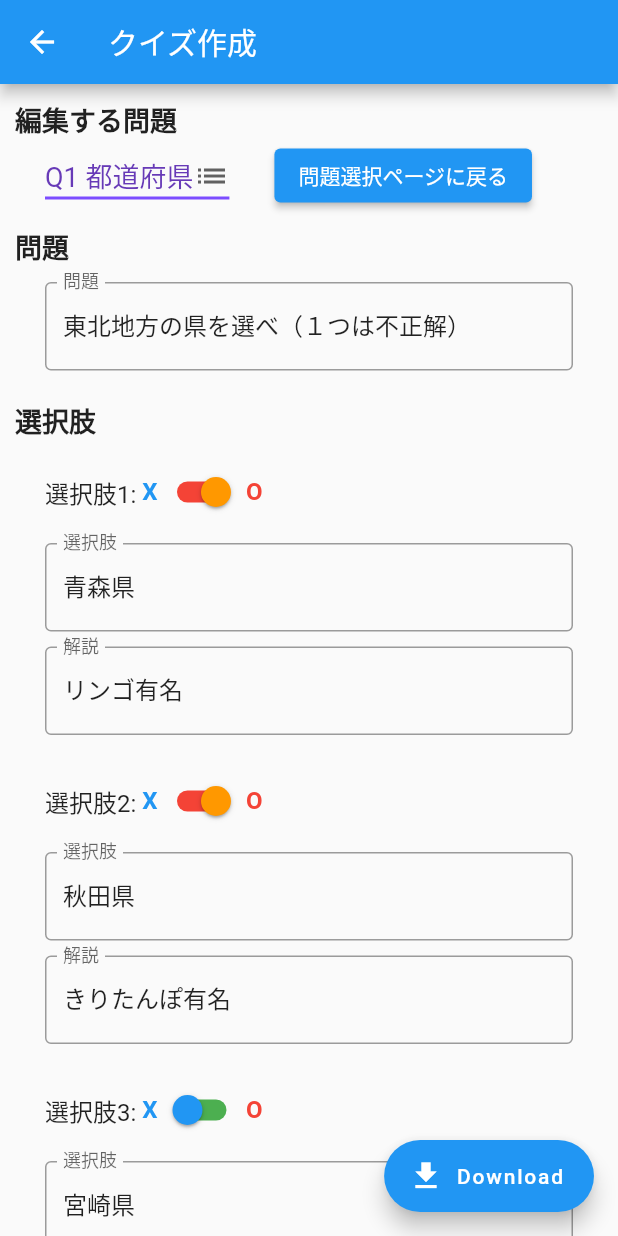
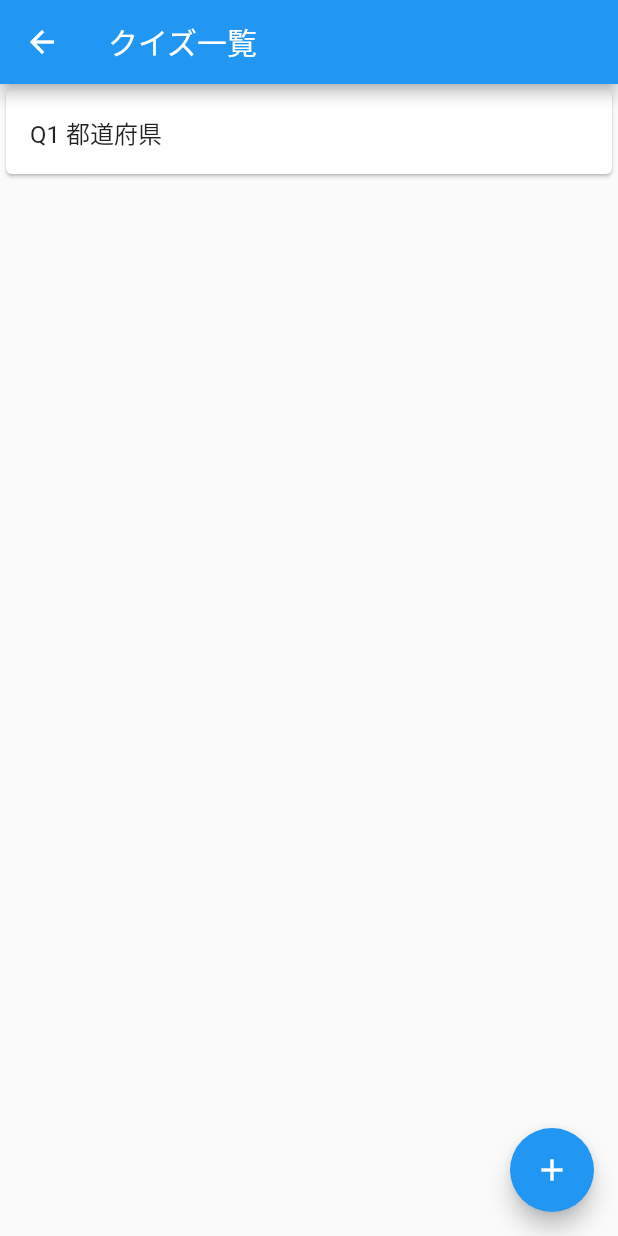
Before and after one commit to jugjug7531/babanuki_suddendeath, a Flutter app: the screen it shows after launch, after a tap on "Edit", on a phone screen of 412 x 824 dp. Run offline on Flutter 3.47's test engine with Material 2 defaults, Android fonts, the phone set to English and light mode, and no system bars; our stand-ins replace audioplayers, flip_card; missing offline and left inert: file_selector, universal_html.

Commit message:
クイズ一覧ページを作成 一覧ページで各クイズをクリックすると編集ページに移動

```diff
--- a/lib/quiz_edit.dart
+++ b/lib/edit/quiz_edit.dart
@@ -15,10 +15,7 @@ class QuizEdit extends StatefulWidget {
   QuizEdit({Key? key}) : super(key: key);
 
   final String title = 'クイズ作成';
-  static const String path = '/edit/';
-
-  /// 編集するクイズのリストインデックス
-  int argsQuizIndex = 0;
+  static const String path = '/edit';
 
   /// トグル表示更新用の選択肢正誤リスト
   List<bool> isCorrect = [];
@@ -82,40 +79,6 @@ class _QuizEditState extends State<QuizEdit> {
     );
   }
 
-  /// 問題選択用ドロップダウンボタン
-  Widget quizDropDownButton(List<String> quizTitleList){
-    return DropdownButton<String>(
-            value: quizTitleList[widget.argsQuizIndex],
-            icon: const Icon(Icons.list),
-            elevation: 16,
-            style: const TextStyle(
-              color: Colors.deepPurple,
-              fontSize: 18
-            ),
-            underline: Container(
-              height: 2,
-              color: Colors.deepPurpleAccent,
-            ),
-            onChanged: (String? newValue) {
-              setState(() {
-                int val = quizTitleList.indexOf(newValue!);
-                if(val != -1){
-                  widget.argsQuizIndex = val;
-                }else{
-                  widget.argsQuizIndex = 0;
-                }
-              });
-            },
-            items: quizTitleList
-                .map<DropdownMenuItem<String>>((String value) {
-              return DropdownMenuItem<String>(
-                value: value,
-                child: Text(value),
-              );
-            }).toList(),
-          );
-  }
-
   /// 選択肢の正誤設定ボタン
   Widget setChoiceAnswerButton(Choice choice, int index){
     return Switch(
@@ -140,27 +103,19 @@ class _QuizEditState extends State<QuizEdit> {
   @override
   Widget build(BuildContext context) {
     // `ModalRoute.of()`メソッドを使用してページ遷移時の引数を取得
-    Questions args = ModalRoute.of(context)!.settings.arguments as Questions;
+    Question args = ModalRoute.of(context)!.settings.arguments as Question;
 
     // 選択肢全体
     List<Widget> choiceForm = [];
 
-    // 問題タイトルリスト
-    List<String> quizTitleList = [];
-
-    // 問題タイトルリスト作成
-    for(var question in args.questionList){
-      quizTitleList.add(question.title);
-    }
-
     // トグル表示更新用選択肢正誤リストの初期化
     widget.isCorrect.clear();
-    for(int i = 0; i < args.questionList[widget.argsQuizIndex].choices.length; i++){
-      widget.isCorrect.add(args.questionList[widget.argsQuizIndex].choices[i].answer == "true");
+    for(int i = 0; i < args.choices.length; i++){
+      widget.isCorrect.add(args.choices[i].answer == "true");
     }
 
     // 選択肢欄の作成
-    for(int i = 0; i < args.questionList[widget.argsQuizIndex].choices.length; i++){
+    for(int i = 0; i < args.choices.length; i++){
       choiceForm.add(
         // 選択肢の正誤設定
         Container(
@@ -181,7 +136,7 @@ class _QuizEditState extends State<QuizEdit> {
                   color: Colors.blue
                 )
               ),
-              setChoiceAnswerButton(args.questionList[widget.argsQuizIndex].choices[i], i),
+              setChoiceAnswerButton(args.choices[i], i),
               const Text(
                 "O",
                 style: TextStyle(
@@ -194,8 +149,8 @@ class _QuizEditState extends State<QuizEdit> {
           )
         )
       );
-      choiceForm.add(choiceTextField(args.questionList[widget.argsQuizIndex].choices[i]));
-      choiceForm.add(explainTextField(args.questionList[widget.argsQuizIndex].choices[i]));
+      choiceForm.add(choiceTextField(args.choices[i]));
+      choiceForm.add(explainTextField(args.choices[i]));
       choiceForm.add(const SizedBox(height: 15));
     }
 
@@ -220,11 +175,6 @@ class _QuizEditState extends State<QuizEdit> {
           // 水平に並べる
           Row(
             children: [
-              // 編集する問題を選ぶボタン
-              Container(
-                margin: const EdgeInsets.only(left: 30, right: 30),
-                child:quizDropDownButton(quizTitleList),
-              ),
               // タイトル画面に戻るボタン
               ElevatedButton(
                 child: const Text('問題選択ページに戻る'),
@@ -251,7 +201,7 @@ class _QuizEditState extends State<QuizEdit> {
             )
           ),
           // 問題文入力欄
-          questionTextField(args.questionList[widget.argsQuizIndex]),
+          questionTextField(args),
           const SizedBox(height: 20),
           // "選択肢"テキスト
           Container(
--- /dev/null
+++ b/lib/edit/quiz_list_page.dart
@@ -0,0 +1,60 @@
+import 'package:flutter/material.dart';
+import 'package:babanuki_suddendeath/model/question.dart';
+import 'quiz_edit.dart';
+
+/// クイズ一覧ページ
+///
+/// 新規クイズ追加や一覧から編集するクイズの選択や削除等をおこなう.
+class QuizListPage extends StatefulWidget {
+  const QuizListPage({Key? key}) : super(key: key);
+
+  /// ページタイトル
+  final String title = 'クイズ一覧';
+  /// ページのパス
+  static const String path = '/list';
+
+  @override
+  State<QuizListPage> createState() => _QuizListPageState();
+}
+
+class _QuizListPageState extends State<QuizListPage> {
+
+  void _tapQuiz(var item){
+    // 問題編集ページに移動
+    Navigator.pushNamed(context, QuizEdit.path, arguments: item);
+  }
+
+  @override
+  Widget build(BuildContext context){
+
+    // 全問題
+    // `ModalRoute.of()`メソッドを使用してページ遷移時の引数を取得
+    Questions args = ModalRoute.of(context)!.settings.arguments as Questions;
+
+    return Scaffold(
+      appBar: AppBar(
+        title: Text(widget.title),
+      ),
+      body: ListView(
+        children: <Widget>[
+          // 問題一覧をカード形式で表示
+          for (var item in args.questionList)
+            Card(
+              child: ListTile(
+                title: Text(item.title),
+                onTap: () => _tapQuiz(item),
+              ),
+            ),
+        ],
+      ),
+      // 新規問題作成ページ
+      floatingActionButton: FloatingActionButton(
+        heroTag: "edit",
+        onPressed: () {
+          //Navigator.pushNamed(context, QuizEdit.path, arguments: args);
+        },
+        child: const Icon(Icons.add),
+      ),
+    );
+  }
+}
--- a/lib/main.dart
+++ b/lib/main.dart
@@ -5,7 +5,8 @@ import 'dart:convert'; //jsonDecode()を使用するため
 import 'dart:async' show Future;
 
 import 'quiz/quiz_base.dart';
-import 'quiz_edit.dart';
+import 'edit/quiz_list_page.dart';
+import 'edit/quiz_edit.dart';
 import 'model/question.dart';
 
 void main() {
@@ -31,6 +32,7 @@ class MyApp extends StatelessWidget {
       routes: {
         '/': (context) => MyHomePage(title : title),
         QuizBase.path: (context) => QuizBase(),
+        QuizListPage.path: (context) => const QuizListPage(),
         QuizEdit.path: (context) => QuizEdit(),
       },
     );
@@ -177,10 +179,11 @@ class _MyHomePageState extends State<MyHomePage> {
       ),
       // クイズ編集ページ移動ボタン
       floatingActionButton: FloatingActionButton.extended(
+        heroTag: "list",
         label: const Text('Edit'),
         icon: const Icon(Icons.edit),
         onPressed: (){
-          Navigator.pushNamed(context, QuizEdit.path, arguments: widget.questions);
+          Navigator.pushNamed(context, QuizListPage.path, arguments: widget.questions);
         },
       ),
     );
```
Also changed, not shown: pubspec.lock.
